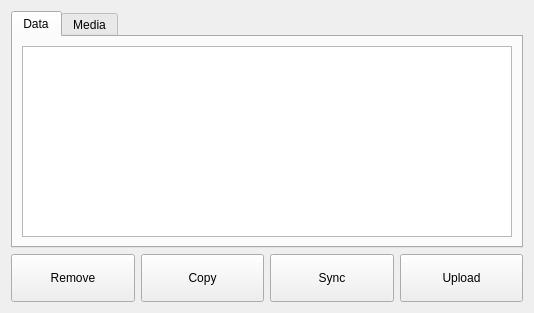
dmitry64/av20, file ui/memorywidget.ui: the form before one commit.
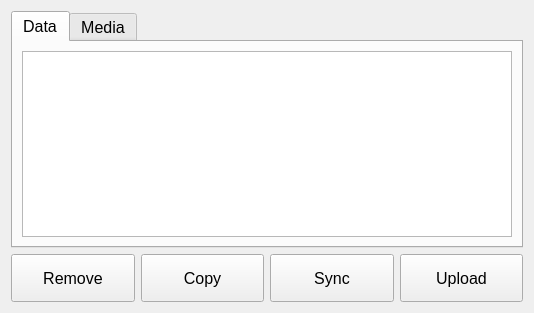
The form after the commit. Icons and pictures are not drawn.

Diff of the .ui file:
```diff
--- a/ui/memorywidget.ui
+++ b/ui/memorywidget.ui
@@ -21,6 +21,7 @@
     <widget class="QTabWidget" name="tabWidget">
      <property name="font">
       <font>
+       <pointsize>12</pointsize>
        <weight>50</weight>
        <bold>false</bold>
       </font>
@@ -98,6 +99,11 @@
          <height>48</height>
         </size>
        </property>
+       <property name="font">
+        <font>
+         <pointsize>12</pointsize>
+        </font>
+       </property>
        <property name="text">
         <string>Remove</string>
        </property>
@@ -121,6 +127,11 @@
          <height>48</height>
         </size>
        </property>
+       <property name="font">
+        <font>
+         <pointsize>12</pointsize>
+        </font>
+       </property>
        <property name="text">
         <string>Copy</string>
        </property>
@@ -144,6 +155,11 @@
          <height>48</height>
         </size>
        </property>
+       <property name="font">
+        <font>
+         <pointsize>12</pointsize>
+        </font>
+       </property>
        <property name="text">
         <string>Sync</string>
        </property>
@@ -167,6 +183,11 @@
          <height>48</height>
         </size>
        </property>
+       <property name="font">
+        <font>
+         <pointsize>12</pointsize>
+        </font>
+       </property>
        <property name="text">
         <string>Upload</string>
        </property>
```
